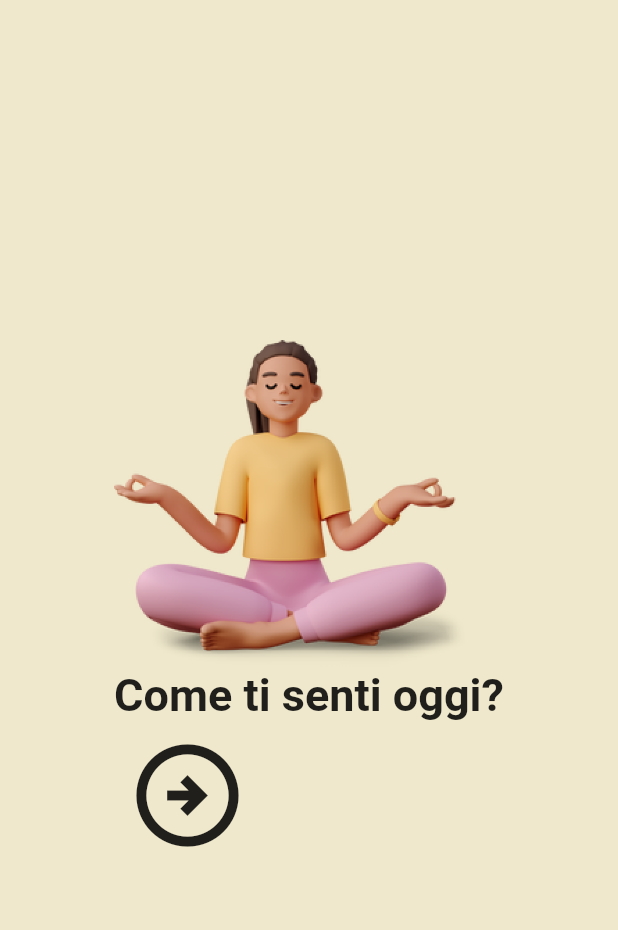
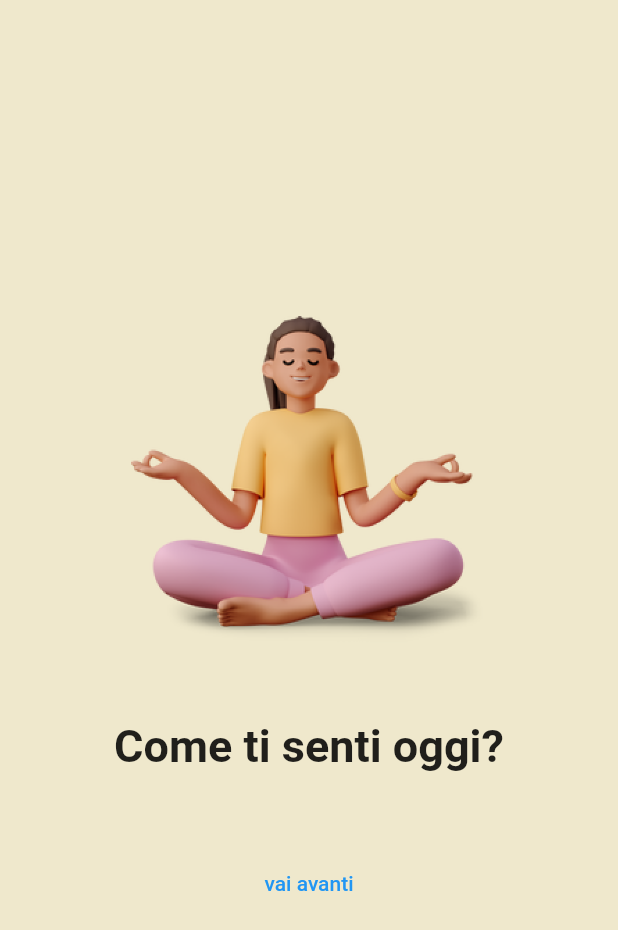
Before and after one commit to ssilvestri15/WakeApp, a Flutter app: the screen it shows after launch, on a phone screen of 412 x 824 dp. Shown: the top 930 px of the screen. Run offline on Flutter 3.47's test engine with Material 2 defaults, Android fonts, the phone set to English and light mode, and no system bars; missing offline and left inert: flutter_camera.

Commit message:
modificare shcermata record and send video

```diff
--- a/lib/registraVideo.dart
+++ b/lib/registraVideo.dart
@@ -1,4 +1,6 @@
+import 'package:flutter/cupertino.dart';
 import 'package:flutter/material.dart';
+import 'package:wakeapp/recordVideoAndSend.dart';
 
 class RegistraVideo extends StatelessWidget {
   const RegistraVideo({super.key});
@@ -7,22 +9,41 @@ class RegistraVideo extends StatelessWidget {
   Widget build(BuildContext context) {
     return Scaffold(
         backgroundColor: const Color.fromRGBO(239, 232, 204, 1),
-        body: Center(
-          heightFactor: 2.5,
-          child: Column(
-            crossAxisAlignment: CrossAxisAlignment.start,
-            mainAxisSize: MainAxisSize.min,
-            children: [
-              Image.asset('assets/images/illustrazione1.png', width: 237),
-              const Text('Come ti senti oggi?',
-                  style: TextStyle(fontWeight: FontWeight.bold, fontSize: 30)),
-              IconButton(
-                onPressed: () {},
-                icon: const Icon(Icons.arrow_circle_right_outlined, size: 82),
+      body: Container(
+        alignment: Alignment.center,
+        child: Column(
+          mainAxisAlignment: MainAxisAlignment.center,
+          children: [
+            Container(
+              padding: EdgeInsets.only(bottom: 50),
+              child: Image.asset('assets/images/illustrazione1.png', width: 237),
+
+            ),
+            Container(
+              padding: EdgeInsets.only(bottom: 50),
+              child: const Text('Come ti senti oggi?',
+                  style: TextStyle(fontWeight: FontWeight.bold, fontSize: 30)
+              ),
+
+            ),
+            Container(
+              child: Row(
+                mainAxisAlignment: MainAxisAlignment.center,
+                children: [
+                  TextButton(
+                  child: Text('vai avanti'),
+                    onPressed: () {
+                      Navigator.push(context, CupertinoPageRoute(builder: (context) => const CameraPage()));
+                    },
+                  ),
+                ],
               )
-            ],
-          ),
-        ));
+            ),
+
+          ],
+        ),
+      ),
+    );
 
     throw UnimplementedError();
   }
--- a/pubspec.yaml
+++ b/pubspec.yaml
@@ -38,6 +38,7 @@ dependencies:
   # The following adds the Cupertino Icons font to your application.
   # Use with the CupertinoIcons class for iOS style icons.
   cupertino_icons: ^1.0.2
+  flutter_camera: ^0.1.1
 
 dev_dependencies:
   flutter_test:
```
Also changed, not shown: lib/recordVideoAndSend.dart (added, +25 -0 lines), pubspec.lock, 2 other files.
